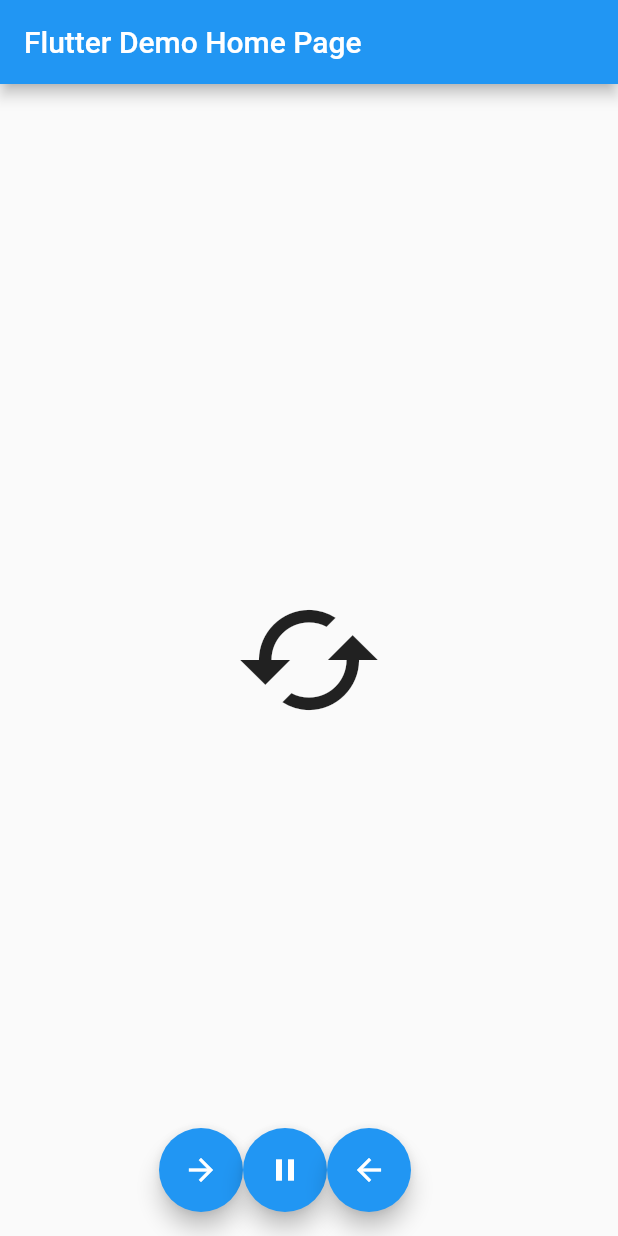
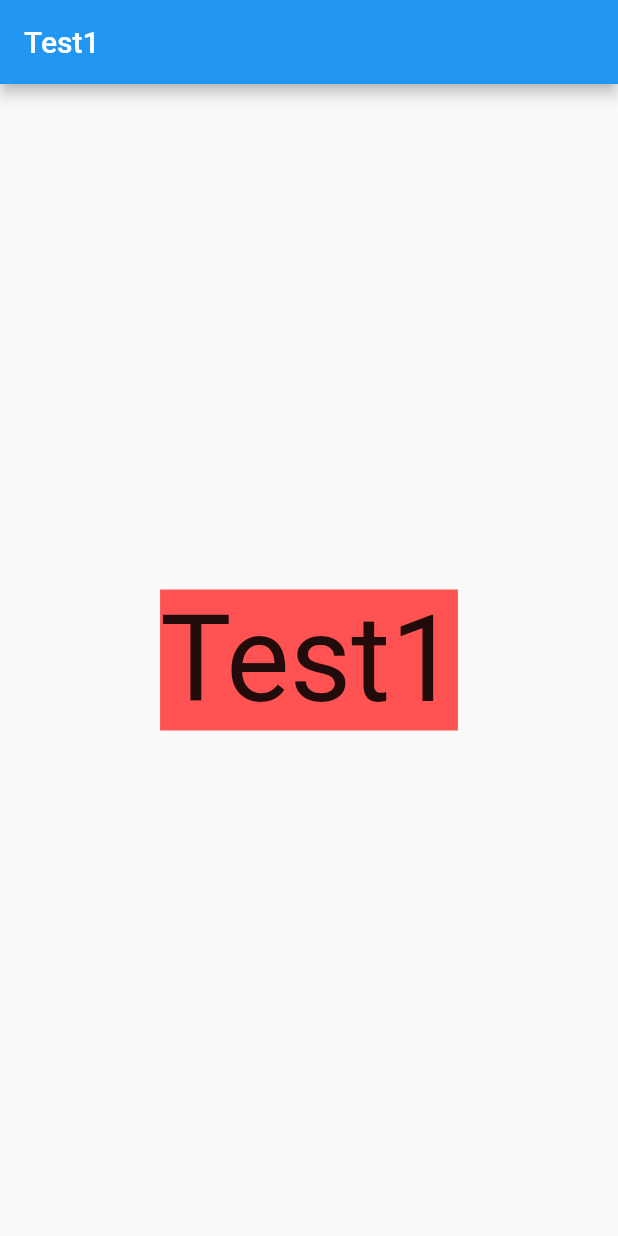
Before and after one commit to kadu-v/flutter-learn, a Flutter app: the screen it shows after launch, on a phone screen of 412 x 824 dp. Run offline on Flutter 3.47's test engine with Material 2 defaults, Android fonts, the phone set to English and light mode, and no system bars; our stand-ins replace font_awesome_flutter.

Commit message:
Finish: chapter 17

```diff
--- a/helloworld/lib/main.dart
+++ b/helloworld/lib/main.dart
@@ -2,6 +2,9 @@ import 'package:flutter/material.dart';
 import 'package:font_awesome_flutter/font_awesome_flutter.dart';
 import 'dart:math';
 import 'package:flutter/material.dart';
+import 'test_page1.dart';
+import 'test_page2.dart';
+import 'test_page3.dart';
 
 void main() {
   runApp(const MyApp());
@@ -28,6 +31,11 @@ class MyApp extends StatelessWidget {
         primarySwatch: Colors.blue,
       ),
       home: const MyHomePage(title: 'Flutter Demo Home Page'),
+      routes: {
+        "/test1": (BuildContext context) => TestPage1(),
+        "/test2": (BuildContext context) => TestPage2(),
+        "/test3": (BuildContext context) => TestPage3(),
+      },
     );
   }
 }
@@ -50,72 +58,40 @@ class MyHomePage extends StatefulWidget {
   State<MyHomePage> createState() => _MyHomePageState();
 }
 
-class _MyHomePageState extends State<MyHomePage> with TickerProviderStateMixin {
-  late AnimationController _animationController;
-  late Animation _animation;
+class _MyHomePageState extends State<MyHomePage> {
+  late PageController _pageController;
+  int _selectedIndex = 0;
 
-  // 再生
-  _forward() async {
-    setState(() {
-      _animationController.forward();
-    });
-  }
-
-  // 停止
-  _stop() async {
-    setState(() {
-      _animationController.stop();
-    });
-  }
-
-  // 逆再生
-  _reverse() async {
-    setState(() {
-      _animationController.reverse();
-    });
-  }
-
-  // 生成
+  // ページの配列
+  final _pages = [
+    TestPage1(),
+    TestPage2(),
+    TestPage3(),
+  ];
   @override
   void initState() {
     super.initState();
-    _animationController =
-        AnimationController(vsync: this, duration: const Duration(seconds: 1));
-    _animation = _animationController.drive(Tween(begin: 0.0, end: 2.0 * pi));
+    _pageController = PageController(initialPage: _selectedIndex);
   }
 
-  // 破棄
   @override
   void dispose() {
-    _animationController.dispose();
     super.dispose();
+    _pageController.dispose();
+  }
+
+  void _onPageChanged(int index) {
+    setState(() {
+      _selectedIndex = index;
+    });
   }
 
   @override
   Widget build(BuildContext context) {
     return Scaffold(
-      appBar: AppBar(
-        title: Text(widget.title),
-      ),
-      body: Center(
-        child: AnimatedBuilder(
-          animation: _animation,
-          builder: (context, _) {
-            return Transform.rotate(
-                angle: _animation.value,
-                child: const Icon(Icons.cached, size: 100));
-          },
-        ),
-      ),
-      // 再生、停止、逆再生のボタン
-      floatingActionButton:
-          Row(mainAxisAlignment: MainAxisAlignment.center, children: [
-        FloatingActionButton(
-            onPressed: _forward, child: const Icon(Icons.arrow_forward)),
-        FloatingActionButton(onPressed: _stop, child: const Icon(Icons.pause)),
-        FloatingActionButton(
-            onPressed: _reverse, child: const Icon(Icons.arrow_back)),
-      ]),
-    );
+        body: PageView(
+            controller: _pageController,
+            onPageChanged: _onPageChanged,
+            children: _pages));
   }
 }
--- /dev/null
+++ b/helloworld/lib/test_page1.dart
@@ -0,0 +1,15 @@
+import 'package:flutter/material.dart';
+
+class TestPage1 extends StatelessWidget {
+  @override
+  Widget build(BuildContext context) {
+    return Scaffold(
+        appBar: AppBar(
+          title: const Text("Test1"),
+        ),
+        body: Center(
+            child: Container(
+                color: Colors.redAccent,
+                child: const Text("Test1", style: TextStyle(fontSize: 80)))));
+  }
+}
```
Also changed, not shown: helloworld/lib/test_page2.dart (added, +15 -0 lines), helloworld/lib/test_page3.dart (added, +15 -0 lines).
